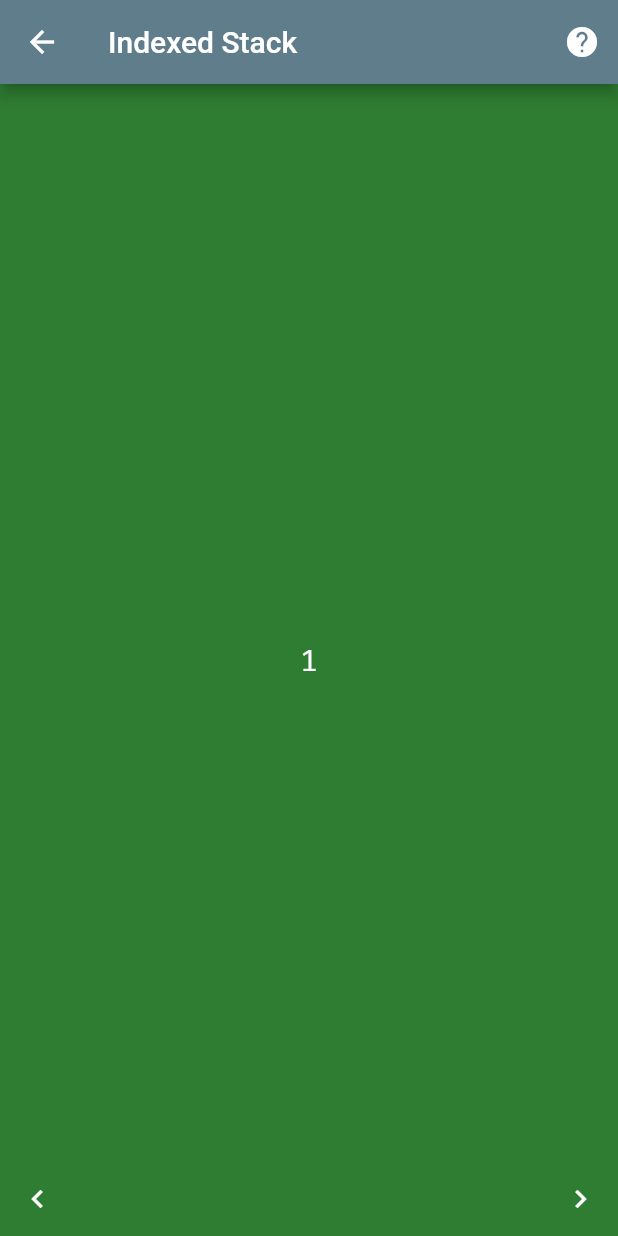
After one commit to nguyenlambuu/flutter100days, a Flutter app: the Day46IndexedStack screen opened directly, after a tap on the "keyboard arrow right" icon, on a phone screen of 412 x 824 dp. The commit adds this screen. Run offline on Flutter 3.47's test engine with Material 2 defaults, Android fonts, the light colour scheme and no system bars; our stand-ins replace get, google_fonts.

Commit message:
IndexedStack

```diff
--- a/_100_/lib/routes/routes.dart
+++ b/_100_/lib/routes/routes.dart
@@ -43,6 +43,7 @@ import '../screens/day_042_reorderable_listview.dart';
 import '../screens/day_043_animated_switcher.dart';
 import '../screens/day_044_animated_positioned.dart';
 import '../screens/day_045_animated_padding.dart';
+import '../screens/day_046_indexed_stack.dart';
 
 Map _routes = {
   "SafeArea": Day1SafeArea(),
@@ -90,6 +91,7 @@ Map _routes = {
   "AnimatedSwitcher": Day43AnimatedSwitcher(),
   "AnimatedPositioned": Day44AnimatedPositioned(),
   "AnimatedPadding": Day45AnimatedPadding(),
+  "IndexedStack": Day46IndexedStack(),
 };
 
 get routes {
--- /dev/null
+++ b/_100_/lib/screens/day_046_indexed_stack.dart
@@ -0,0 +1,103 @@
+import 'dart:math';
+
+import 'package:flutter/material.dart';
+
+import '../components/help_icon_button.dart';
+
+class Day46IndexedStack extends StatefulWidget {
+  @override
+  _Day46IndexedStackState createState() => _Day46IndexedStackState();
+}
+
+class _Day46IndexedStackState extends State<Day46IndexedStack> {
+  List colorsList = [
+    Colors.red[800],
+    Colors.green[800],
+    Colors.yellow[800],
+    Colors.blue[800],
+    Colors.deepOrange[800],
+    Colors.deepPurple[800],
+  ];
+
+  var _index = 0;
+
+  void increase() {
+    setState(() {
+      if (_index < colorsList.length - 1) {
+        _index++;
+      }
+    });
+  }
+
+  void decrease() {
+    setState(() {
+      if (_index > 0) {
+        _index--;
+      }
+    });
+  }
+
+  @override
+  Widget build(BuildContext context) {
+    return Scaffold(
+      appBar: AppBar(
+        title: Text('Indexed Stack'),
+        actions: [
+          HelpIconButton(
+              url:
+                  'https://api.flutter.dev/flutter/widgets/IndexedStack-class.html')
+        ],
+      ),
+      body: SafeArea(
+        child: Center(
+          child: Stack(
+            alignment: Alignment.center,
+            children: <Widget>[
+              IndexedStack(
+                index: _index,
+                sizing:
+                    StackFit.expand, // ! [sizing] is same as [fit] of Stack....
+                alignment: Alignment.center, // ! we can align the stack....
+                children: <Widget>[
+                  for (Color color in colorsList)
+                    Container(
+                      width: 250,
+                      height: 250,
+                      color: color,
+                      child: Center(
+                        child: Text(
+                          _index.toString(),
+                          textAlign: TextAlign.center,
+                          style: TextStyle(color: Colors.white, fontSize: 20),
+                        ),
+                      ),
+                    ),
+                ],
+              ),
+              Positioned(
+                bottom: 1,
+                left: 1,
+                child: IconButton(
+                    icon: Icon(Icons.keyboard_arrow_left),
+                    color: Colors.white,
+                    onPressed: () {
+                      decrease();
+                    }),
+              ),
+              Positioned(
+                bottom: 1,
+                right: 1,
+                child: IconButton(
+                    icon: Icon(Icons.keyboard_arrow_right),
+                    color: Colors.white,
+                    onPressed: () {
+                      increase();
+                    }),
+              )
+            ],
+          ),
+        ),
+      ),
+    );
+  }
+}
```
